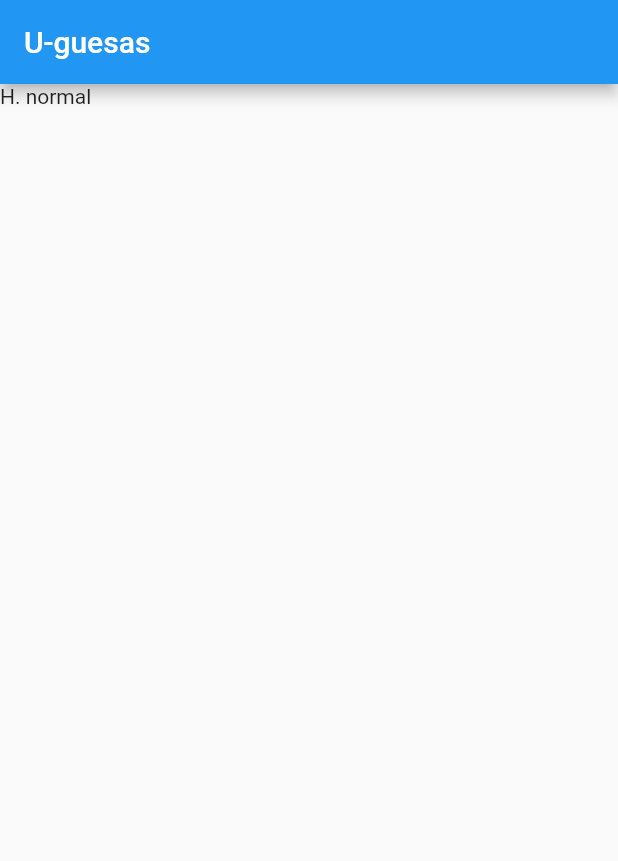
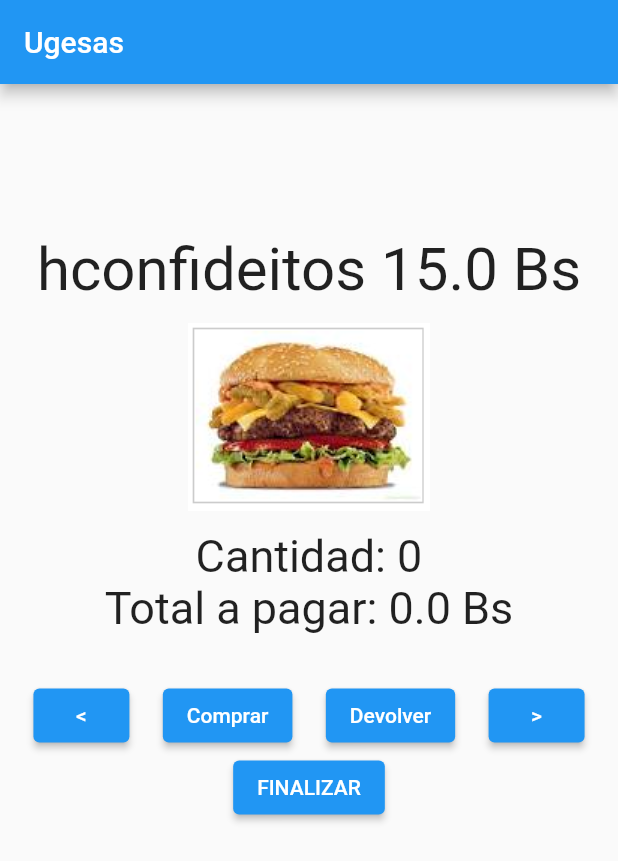
Before and after one commit to HenryQuispeHuayta/uguesas, a Flutter app: the screen it shows after launch, on a phone screen of 412 x 824 dp. Shown: the top 861 px of the screen. Run offline on Flutter 3.47's test engine with Material 2 defaults, Android fonts, the phone set to English and light mode, and no system bars.

Commit message:
first commit

```diff
--- a/lib/main.dart
+++ b/lib/main.dart
@@ -1,27 +1,21 @@
 import 'package:flutter/material.dart';
+import 'package:uguesas/src/homePage.dart';
 
-void main(){
-  runApp(MyApp());
-}
+void main() => runApp(const MyApp());
 
-class MyApp extends StatelessWidget{
+class MyApp extends StatelessWidget {
+  const MyApp({super.key});
+
   @override
   Widget build(BuildContext context) {
     return MaterialApp(
-        title: 'U-guesas',
-        home: Scaffold(
-            appBar: AppBar(
-                title: const Text('U-guesas'),
-            ),
-            body: Column(
-                children: <Widget>[
-                  Text(
-                      'H. normal'
-                  ),
-                ],
-            ),
+      title: 'Uguesas',
+      home: Scaffold(
+        appBar: AppBar(
+          title: const Text('Ugesas'),
         ),
+        body: HomePage(),
+      ),
     );
-
   }
 }
--- /dev/null
+++ b/lib/src/datos.dart
@@ -0,0 +1,15 @@
+  List<String> hamburguesas = [
+    'hconfideitos',
+    'hconhuevo',
+    'hdoble',
+    'hgemelas',
+    'hmariajuana',
+    'hmediokilo',
+    'hnormal',
+    'hpollo',
+    'hvegetal'
+  ];
+  List<double> precios = [15, 13.5, 18, 21, 25, 18, 12, 12, 15];
+  List<int> cantidad = [0, 0, 0, 0, 0, 0, 0, 0, 0];
+  double total = 0;
+  int i = 0;
--- /dev/null
+++ b/lib/src/homePage.dart
@@ -0,0 +1,110 @@
+import 'package:flutter/material.dart';
+import 'package:uguesas/src/datos.dart';
+import 'package:uguesas/src/factura.dart';
+
+class HomePage extends StatefulWidget {
+  const HomePage({super.key});
+
+  @override
+  State<HomePage> createState() => _HomePageState();
+}
+
+class _HomePageState extends State<HomePage> {
+  @override
+  Widget build(BuildContext context) {
+    return Column(
+      // mainAxisAlignment: MainAxisAlignment.center,
+      children: [
+        SizedBox(
+          height: 100,
+        ),
+        Text(
+          '${hamburguesas[i]} ${precios[i]} Bs',
+          style: TextStyle(fontSize: 40),
+        ),
+        Image.asset('assets/img/${hamburguesas[i]}.png', height: 150),
+        Text(
+          'Cantidad: ${cantidad[i]}',
+          style: TextStyle(fontSize: 30),
+        ),
+        Text(
+          'Total a pagar: $total Bs',
+          style: TextStyle(fontSize: 30),
+        ),
+        SizedBox(
+          height: 30,
+        ),
+        Row(
+          mainAxisAlignment: MainAxisAlignment.spaceEvenly,
+          children: [
+            ElevatedButton(
+                onPressed: () {
+                  anterior();
+                },
+                child: Text('<')),
+            ElevatedButton(
+                onPressed: () {
+                  comprar();
+                },
+                child: Text('Comprar')),
+            ElevatedButton(
+                onPressed: () {
+                  devolver();
+                },
+                child: Text('Devolver')),
+            ElevatedButton(
+                onPressed: () {
+                  siguiente();
+                },
+                child: Text('>')),
+          ],
+        ),
+        ElevatedButton(
+            onPressed: () {
+              Navigator.push(context,
+                  MaterialPageRoute(builder: (context) => const Factura()));
+            },
+            child: Text('FINALIZAR'))
+      ],
+    );
+  }
+
+  void siguiente() {
+    setState(() {
+      i++;
+      if (i == hamburguesas.length) i = 0;
+    });
+  }
+
+  void anterior() {
+    setState(() {
+      i--;
+      if (i == -1) i = hamburguesas.length - 1;
+    });
+  }
+
+  void comprar() {
+    setState(() {
+      cantidad[i] += 1;
+    });
+    pagar();
+  }
+
+  void devolver() {
+    setState(() {
+      cantidad[i] -= 1;
+      if (cantidad[i] == -1) cantidad[i] = 0;
+    });
+    pagar();
+  }
+
+  void pagar() {
+    double res = 0;
+    setState(() {
+      for (int j = 0; j < cantidad.length; j++) {
+        res += cantidad[j] * precios[j];
+      }
+      total = res;
+    });
+  }
+}
```
Also changed, not shown: lib/src/factura.dart (added, +38 -0 lines), pubspec.yaml (+9 -7 lines), assets/img/reto_u-guess.png (added), assets/img/uguesasheader.jpg (deleted), pubspec.lock, 57 other files.
